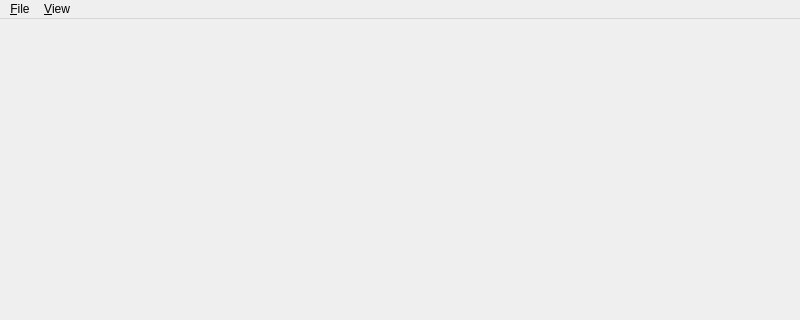
Before: the Qt Designer form src/Editor/MainWindow.ui in chenhaoen/ModelEditor, drawn with Qt 5; both pictures show x 0 to 800 and y 0 to 320 of the 800 by 600 pixel window.
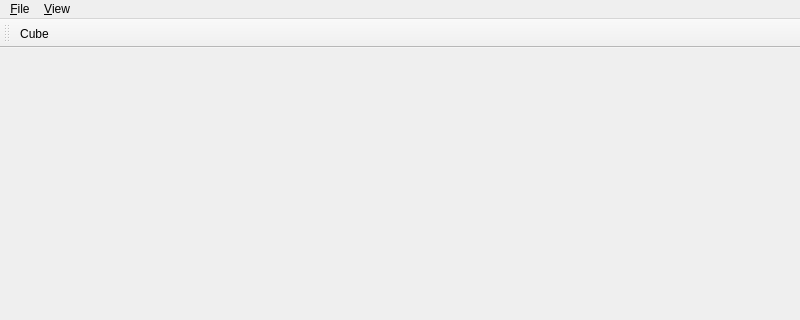
After: the same form once the commit is applied.

```diff
--- a/src/Editor/MainWindow.ui
+++ b/src/Editor/MainWindow.ui
@@ -48,6 +48,18 @@
    <addaction name="menu_Scene"/>
   </widget>
   <widget class="QStatusBar" name="statusbar"/>
+  <widget class="QToolBar" name="toolBar">
+   <property name="windowTitle">
+    <string>toolBar</string>
+   </property>
+   <attribute name="toolBarArea">
+    <enum>TopToolBarArea</enum>
+   </attribute>
+   <attribute name="toolBarBreak">
+    <bool>false</bool>
+   </attribute>
+   <addaction name="actionCube"/>
+  </widget>
   <action name="action_Open">
    <property name="text">
     <string>&amp;Open</string>
@@ -94,6 +106,17 @@
     <string>Show Grids</string>
    </property>
   </action>
+  <action name="actionCube">
+   <property name="text">
+    <string>Cube</string>
+   </property>
+   <property name="toolTip">
+    <string>Add cube</string>
+   </property>
+   <property name="menuRole">
+    <enum>QAction::MenuRole::NoRole</enum>
+   </property>
+  </action>
  </widget>
  <resources/>
  <connections/>
```
